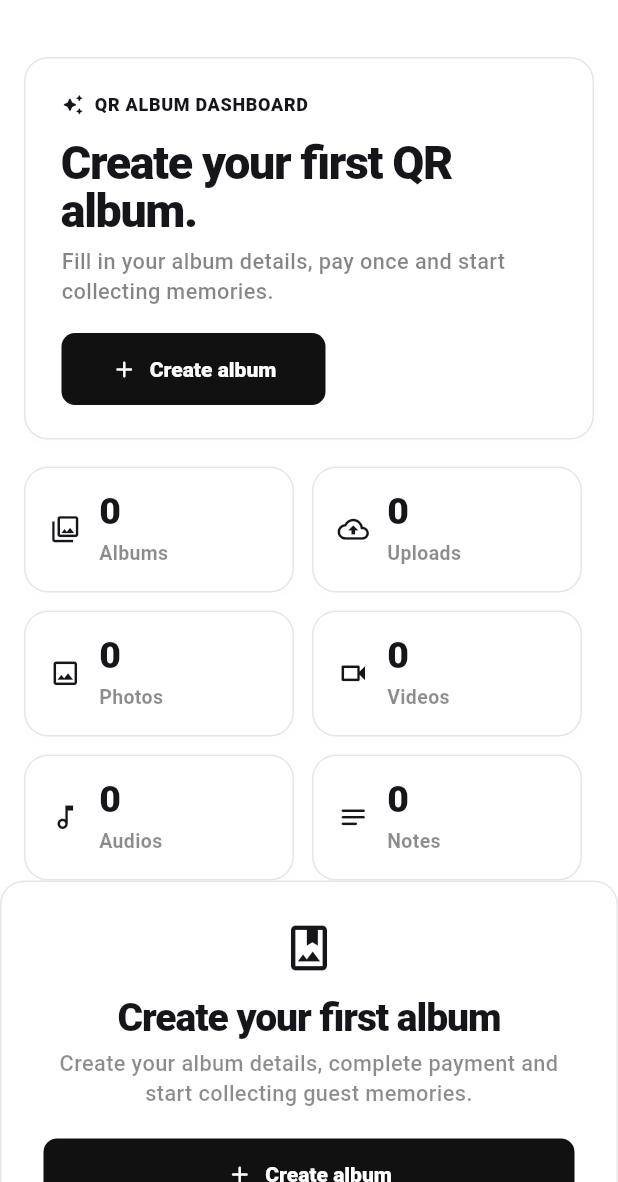
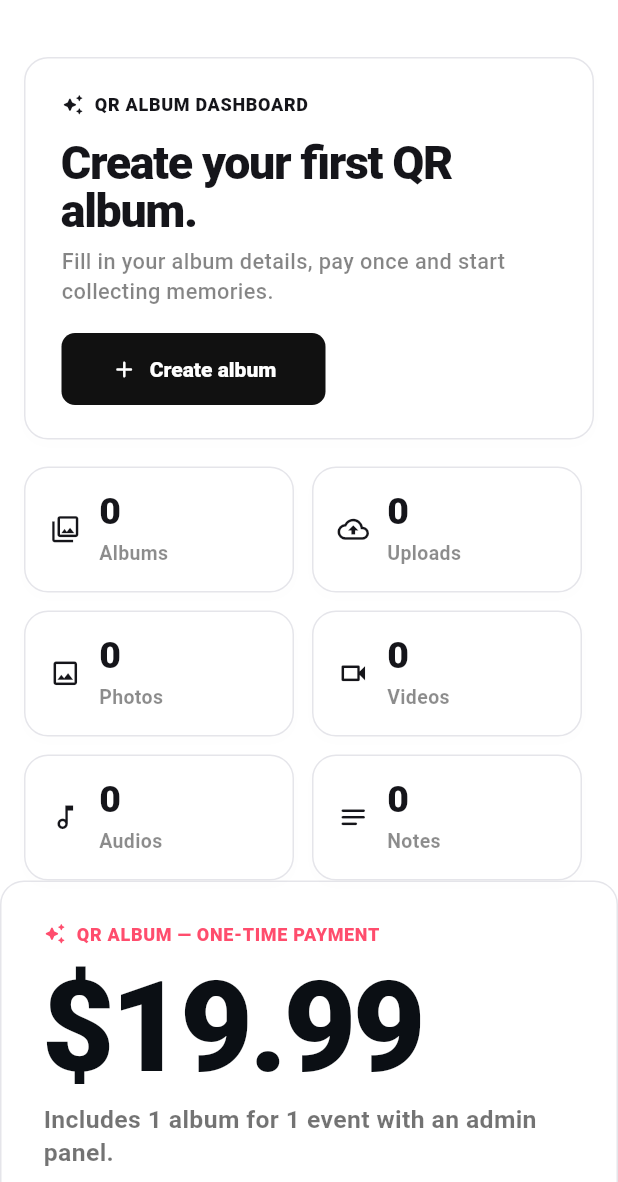
Before and after one commit to dnuno10/myphotoqr, a Flutter app: the DashboardPage screen opened by its route, after a tap on "Create album", after a tap on "Dashboard", on a phone screen of 412 x 824 dp, the part 54-1236 px from its top. Run offline on Flutter 3.47's test engine with Material 3 defaults, Android fonts, the phone set to English and light mode, and no system bars; our stand-ins replace cached_network_image, chewie, file_picker, go_router, pin_code_fields, qr_flutter and 4 more; missing offline and left inert: dart:html, dart:js_util; accounts and stored records are empty; Roboto replaces fonts that are missing (Arial).

Commit message:
update last changes

```diff
--- a/lib/features/albums/dashboard_page.dart
+++ b/lib/features/albums/dashboard_page.dart
@@ -604,53 +604,111 @@ class _EmptyAlbumsCard extends StatelessWidget {
 
   @override
   Widget build(BuildContext context) {
+    const price = '19.99';
+
     return _Surface(
-      padding: const EdgeInsets.fromLTRB(28, 26, 28, 24),
-      child: SizedBox(
-        width: 390,
+      padding: const EdgeInsets.fromLTRB(28, 26, 28, 26),
+      child: ConstrainedBox(
+        constraints: const BoxConstraints(maxWidth: 560),
         child: Column(
           mainAxisSize: MainAxisSize.min,
+          crossAxisAlignment: CrossAxisAlignment.stretch,
           children: [
-            const Icon(
-              Icons.photo_album_outlined,
-              size: 36,
-              color: Color(0xFF15151A),
+            const _SoftLabel(
+              icon: Icons.auto_awesome_rounded,
+              text: 'QR ALBUM — ONE-TIME PAYMENT',
+              accent: Color(0xFFFF4D6D),
             ),
             const SizedBox(height: 14),
-            const Text(
-              'Create your first album',
-              textAlign: TextAlign.center,
-              style: TextStyle(
-                fontSize: 26,
-                height: 1.05,
+            Text(
+              '\$$price',
+              style: const TextStyle(
+                fontSize: 84,
+                height: 0.95,
                 fontWeight: FontWeight.w900,
-                letterSpacing: -0.7,
-                color: Color(0xFF15151A),
+                letterSpacing: -2.5,
+                color: Color(0xFF0B0F14),
               ),
             ),
-            const SizedBox(height: 8),
+            const SizedBox(height: 10),
             Text(
-              'Create your album details, complete payment and start collecting guest memories.',
-              textAlign: TextAlign.center,
+              'Includes 1 album for 1 event with an admin panel.',
               style: TextStyle(
-                fontSize: 14.5,
+                fontSize: 16.5,
                 height: 1.35,
-                fontWeight: FontWeight.w500,
-                color: Colors.black.withOpacity(0.45),
+                fontWeight: FontWeight.w600,
+                color: Colors.black.withOpacity(0.55),
               ),
             ),
-            const SizedBox(height: 20),
+            const SizedBox(height: 18),
             SizedBox(
-              width: double.infinity,
-              height: 48,
+              height: 52,
               child: _PrimaryButton(
                 text: 'Create album',
                 icon: Icons.add_rounded,
                 onPressed: () => context.go('/create'),
               ),
             ),
+            const SizedBox(height: 20),
+            const _FeatureRow(text: '1 event album'),
+            const _FeatureRow(text: 'QR code and share links for guests'),
+            const _FeatureRow(text: 'Guest uploads from the browser'),
+            const _FeatureRow(text: 'Photos, videos, notes and audio memories'),
+            const _FeatureRow(text: 'Live gallery for viewing content'),
+            const _FeatureRow(text: 'Privacy and visibility controls'),
+            const _FeatureRow(
+              text:
+                  'Album configuration: name, description, type, date, location, cover, banner and theme',
+            ),
+            const _FeatureRow(
+              text: 'Moderation: approve, hide, feature or auto-approve',
+            ),
+            const _FeatureRow(text: 'Live slideshow for TV or projector'),
+            const _FeatureRow(text: 'ZIP export with photos and videos'),
+            const _FeatureRow(text: '1 year active album and storage'),
+            const _FeatureRow(
+              text: 'Email support within 24–48 business hours',
+            ),
           ],
         ),
+      ),
+    );
+  }
+}
+
+class _FeatureRow extends StatelessWidget {
+  const _FeatureRow({required this.text});
+
+  final String text;
+
+  @override
+  Widget build(BuildContext context) {
+    return Padding(
+      padding: const EdgeInsets.only(bottom: 12),
+      child: Row(
+        crossAxisAlignment: CrossAxisAlignment.start,
+        children: [
+          const Padding(
+            padding: EdgeInsets.only(top: 2),
+            child: Icon(
+              Icons.check_circle_rounded,
+              size: 22,
+              color: Color(0xFF12B76A),
+            ),
+          ),
+          const SizedBox(width: 12),
+          Expanded(
+            child: Text(
+              text,
+              style: TextStyle(
+                fontSize: 16,
+                height: 1.35,
+                fontWeight: FontWeight.w600,
+                color: Colors.black.withOpacity(0.75),
+              ),
+            ),
+          ),
+        ],
       ),
     );
   }
@@ -845,25 +903,30 @@ class _StatusPill extends StatelessWidget {
 }
 
 class _SoftLabel extends StatelessWidget {
-  const _SoftLabel({required this.icon, required this.text});
+  const _SoftLabel({
+    required this.icon,
+    required this.text,
+    this.accent = const Color(0xFF15151A),
+  });
 
   final IconData icon;
   final String text;
+  final Color accent;
 
   @override
   Widget build(BuildContext context) {
     return Row(
       mainAxisSize: MainAxisSize.min,
       children: [
-        Icon(icon, size: 15, color: const Color(0xFF15151A)),
+        Icon(icon, size: 15, color: accent),
         const SizedBox(width: 7),
         Text(
           text,
-          style: const TextStyle(
+          style: TextStyle(
             fontSize: 12,
             fontWeight: FontWeight.w800,
             letterSpacing: 0.45,
-            color: Color(0xFF15151A),
+            color: accent,
           ),
         ),
       ],
```
